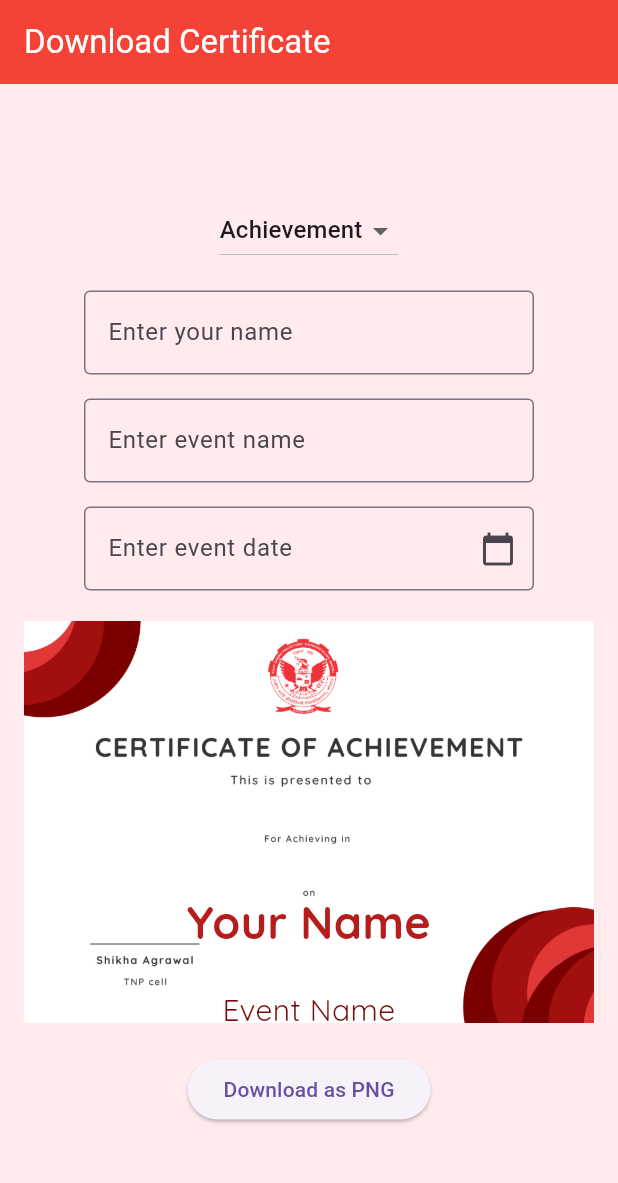
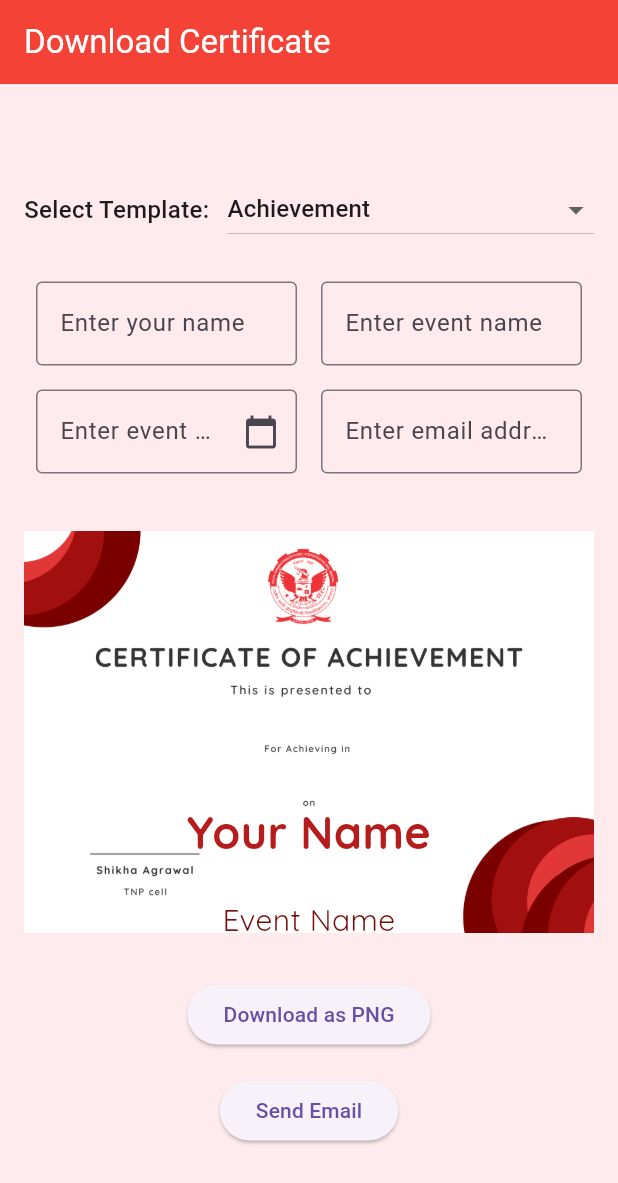
Before and after one commit to Vedika21K/Cert1, a Flutter app: the screen it shows after launch, on a phone screen of 412 x 824 dp. Shown: the top 1183 px of the screen. Run offline on Flutter 3.47's test engine with Material 3 defaults, Android fonts, the phone set to English and light mode, and no system bars; drawn by our look-alikes of screenshot; our stand-ins replace google_fonts; missing offline and left inert: dart:html.

Commit message:
Added email feature

```diff
--- a/lib/certificate_page.dart
+++ b/lib/certificate_page.dart
@@ -2,6 +2,7 @@ import 'dart:typed_data';
 import 'package:flutter/material.dart';
 import 'package:google_fonts/google_fonts.dart';
 import 'package:screenshot/screenshot.dart';
+import 'package:url_launcher/url_launcher_string.dart';
 import 'dart:html' as html;
 
 enum CertificateType { achievement, completion, participation }
@@ -18,19 +19,16 @@ class _CertificatePageState extends State<CertificatePage> {
   final TextEditingController _nameController = TextEditingController();
   final TextEditingController _eventNameController = TextEditingController();
   final TextEditingController _dateController = TextEditingController();
+  final TextEditingController _emailController = TextEditingController();
 
   CertificateType _selectedType = CertificateType.achievement;
   DateTime? _selectedDateTime;
-
-  @override
-  void initState() {
-    super.initState();
-  }
 
   void _updateEventDetailsForSelectedType(CertificateType type) {
     setState(() {
       _eventNameController.clear();
       _dateController.clear();
+      _emailController.clear();
       _selectedDateTime = null;
     });
   }
@@ -85,6 +83,36 @@ class _CertificatePageState extends State<CertificatePage> {
     }
   }
 
+  // Add this method for sending email properly
+  Future<void> sendEmail() async {
+    final email = _emailController.text.trim();
+
+    if (email.isEmpty || !email.contains('@')) {
+      ScaffoldMessenger.of(context).showSnackBar(
+        const SnackBar(content: Text('Please enter a valid email address')),
+      );
+      return;
+    }
+
+    final Uri emailLaunchUri = Uri(
+      scheme: 'mailto',
+      path: email,
+      queryParameters: {
+        'subject': 'Your Certificate',
+        'body': 'Hi, please find your certificate attached.',
+      },
+    );
+
+    try {
+      // For web: use window.open directly
+      html.window.open(emailLaunchUri.toString(), '_blank');
+    } catch (e) {
+      ScaffoldMessenger.of(
+        context,
+      ).showSnackBar(SnackBar(content: Text('Error launching email: $e')));
+    }
+  }
+
   @override
   Widget build(BuildContext context) {
     return Scaffold(
@@ -95,14 +123,25 @@ class _CertificatePageState extends State<CertificatePage> {
           child: Column(
             mainAxisAlignment: MainAxisAlignment.center,
             children: [
-              DropdownButton<CertificateType>(
+              Row(
+                crossAxisAlignment: CrossAxisAlignment.center,
+                children: [
+                  const Text(
+                    "Select Template:",
+                    style: TextStyle(fontSize: 16, fontWeight: FontWeight.w500),
+                  ),
+                  const SizedBox(width: 12),
+                  Expanded(
+                    child: DropdownButton<CertificateType>(
+                      isExpanded: true,
                       value: _selectedType,
                       items:
                           CertificateType.values.map((type) {
                             return DropdownMenuItem(
                               value: type,
                               child: Text(
-                          type.name[0].toUpperCase() + type.name.substring(1),
+                                type.name[0].toUpperCase() +
+                                    type.name.substring(1),
                               ),
                             );
                           }).toList(),
@@ -115,9 +154,17 @@ class _CertificatePageState extends State<CertificatePage> {
                         }
                       },
                     ),
+                  ),
+                ],
+              ),
               const SizedBox(height: 16),
-              SizedBox(
-                width: 300,
+              Column(
+                children: [
+                  Row(
+                    children: [
+                      Expanded(
+                        child: Padding(
+                          padding: const EdgeInsets.all(8.0),
                           child: TextField(
                             controller: _nameController,
                             decoration: const InputDecoration(
@@ -127,9 +174,10 @@ class _CertificatePageState extends State<CertificatePage> {
                             onChanged: (_) => setState(() {}),
                           ),
                         ),
-              const SizedBox(height: 16),
-              SizedBox(
-                width: 300,
+                      ),
+                      Expanded(
+                        child: Padding(
+                          padding: const EdgeInsets.all(8.0),
                           child: TextField(
                             controller: _eventNameController,
                             decoration: const InputDecoration(
@@ -139,9 +187,14 @@ class _CertificatePageState extends State<CertificatePage> {
                             onChanged: (_) => setState(() {}),
                           ),
                         ),
-              const SizedBox(height: 16),
-              SizedBox(
-                width: 300,
+                      ),
+                    ],
+                  ),
+                  Row(
+                    children: [
+                      Expanded(
+                        child: Padding(
+                          padding: const EdgeInsets.all(8.0),
                           child: TextField(
                             controller: _dateController,
                             decoration: InputDecoration(
@@ -159,7 +212,25 @@ class _CertificatePageState extends State<CertificatePage> {
                             onChanged: (_) => setState(() {}),
                           ),
                         ),
-              const SizedBox(height: 20),
+                      ),
+                      Expanded(
+                        child: Padding(
+                          padding: const EdgeInsets.all(8.0),
+                          child: TextField(
+                            controller: _emailController,
+                            decoration: const InputDecoration(
+                              labelText: "Enter email address",
+                              border: OutlineInputBorder(),
+                            ),
+                            onChanged: (_) => setState(() {}),
+                          ),
+                        ),
+                      ),
+                    ],
+                  ),
+                ],
+              ),
+              const SizedBox(height: 30),
               Screenshot(
                 controller: _screenshotController,
                 child: Stack(
@@ -215,7 +286,7 @@ class _CertificatePageState extends State<CertificatePage> {
                   ],
                 ),
               ),
-              const SizedBox(height: 20),
+              const SizedBox(height: 30),
               ElevatedButton(
                 onPressed: () async {
                   final Uint8List? imageBytes =
@@ -231,6 +302,11 @@ class _CertificatePageState extends State<CertificatePage> {
                 },
                 child: const Text("Download as PNG"),
               ),
+              const SizedBox(height: 16),
+              ElevatedButton(
+                onPressed: sendEmail, // <-- Changed here to call sendEmail()
+                child: const Text('Send Email'),
+              ),
             ],
           ),
         ),
@@ -243,6 +319,7 @@ class _CertificatePageState extends State<CertificatePage> {
     _nameController.dispose();
     _eventNameController.dispose();
     _dateController.dispose();
+    _emailController.dispose();
     super.dispose();
   }
 }
--- a/pubspec.yaml
+++ b/pubspec.yaml
@@ -34,6 +34,7 @@ dependencies:
   screenshot: ^3.0.0
   cupertino_icons: ^1.0.8
   google_fonts: ^4.0.3
+  url_launcher: ^6.2.5 # Mailto service
 
 
 dev_dependencies:
```
Also changed, not shown: pubspec.lock, 5 other files. Lines whose indentation alone changed are shown as unchanged.
